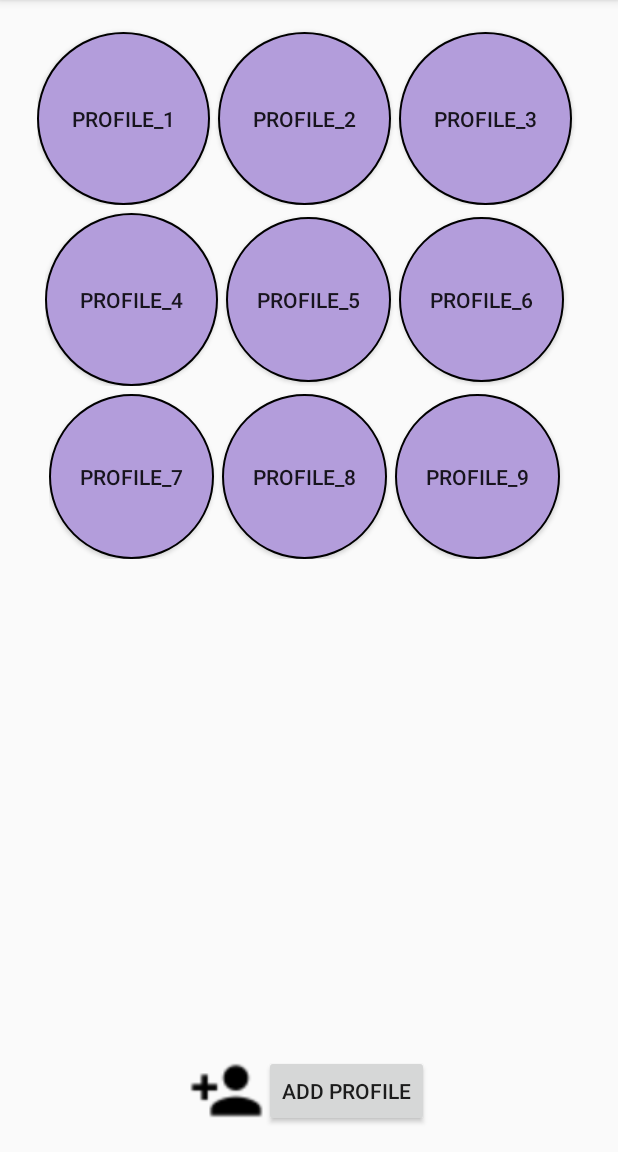
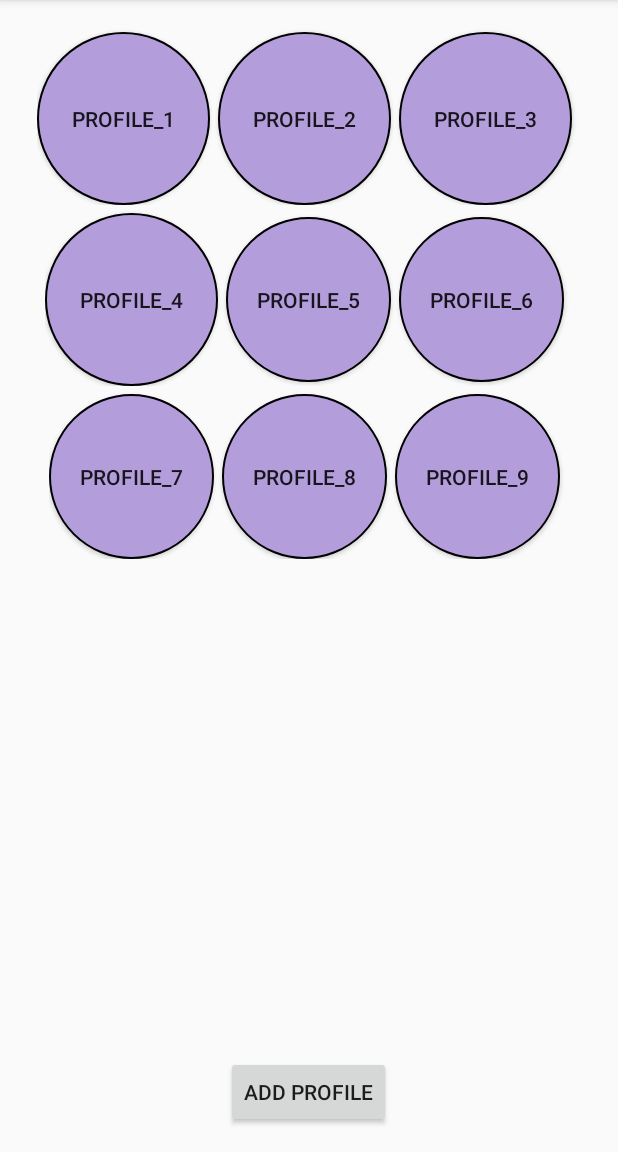
Before and after one commit to ogba101/ColourMaster, an Android app: the screen it shows after launch (activity_profile_manager), on a phone screen of 412 x 824 dp, the part 84-1236 px from its top. Run offline under Robolectric (Android 15) with nearby library versions, the phone set to English and light mode, and no system bars.

Commit message:
Merge branch 'master' of https://github.com/tobisitu/ColourMaster
# Please enter a commit message to explain why this merge is necessary,
# especially if it merges an updated upstream into a topic branch.
#
# Lines starting with '#' will be ignored, and an empty message aborts
# the commit.

# Conflicts:
#	app/src/main/AndroidManifest.xml
#	app/src/main/res/drawable/profile_button.xml
#	app/src/main/res/layout/activity_lesson__menu_.xml
#	app/src/main/res/layout/activity_profile_manager.xml
#	app/src/main/res/layout/activity_welcome_activity.xml
#	app/src/main/res/layout/login_colormaster.xml
#	app/src/main/res/values/colors.xml
#	app/src/main/res/values/strings.xml

```diff
--- a/app/src/main/res/layout/activity_profile_manager.xml
+++ b/app/src/main/res/layout/activity_profile_manager.xml
@@ -25,7 +25,8 @@
             android:layout_marginTop="5dp"
             android:layout_marginRight="5dp"
             android:background="@drawable/profile_button"
-            android:layout_weight="1" />
+            android:layout_weight="1"
+            />
 
         <Button
             android:id ="@+id/push_button2"
@@ -141,17 +142,13 @@
         android:layout_marginTop="20dp"
         >
 
-        <Button
-            android:layout_width="50dp"
-            android:layout_height="50dp"
-            android:id="@+id/img_btn_add_profile"
-            android:background="@drawable/ic_person_add_black_16dp_2x"
-            />
+
         <Button
             android:layout_width="wrap_content"
             android:layout_height="wrap_content"
             android:text="@string/add_profile"
             android:id="@+id/btn_add_profile"
+            android:onClick="btnaddp"
             />
 
     </LinearLayout>
```
